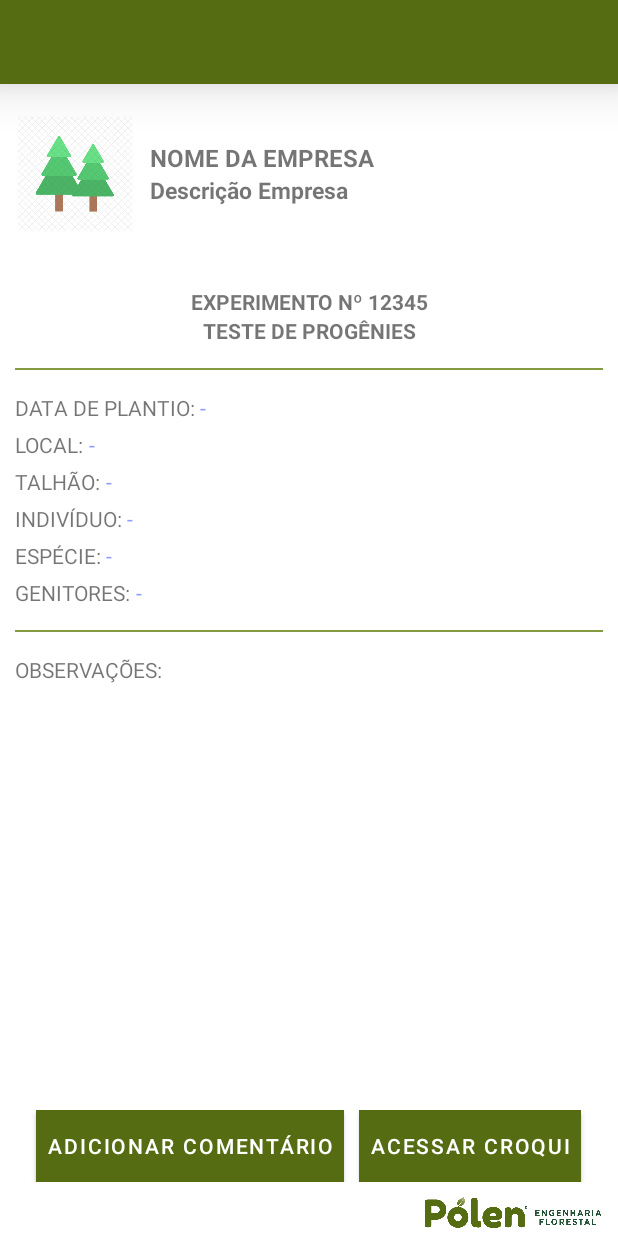
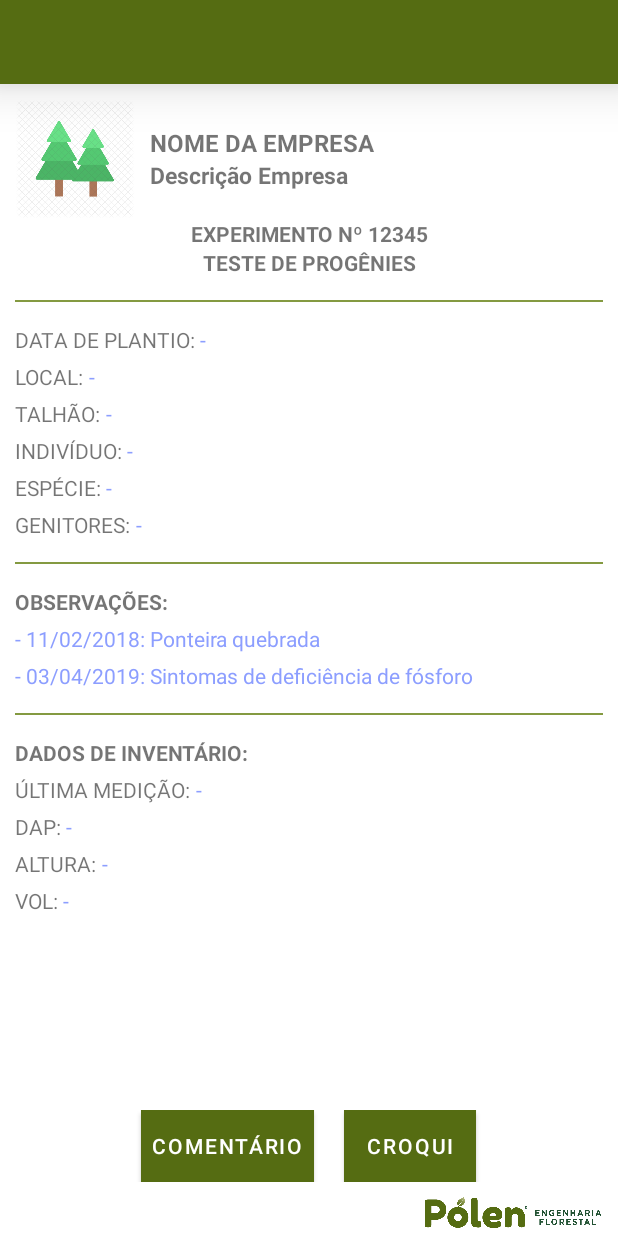
Before and after one commit to tideeh/QR_Code_Polen, an Android app: the layout activity_exibe_arvore.xml on its own in the app's theme, with its tools: preview values and no code run, on a phone screen of 412 x 824 dp. Run offline under Robolectric (Android 15) with nearby library versions, the phone set to English and light mode, and no system bars.

Commit message:
ajustes na tela exibe arvore

```diff
--- a/app/src/main/java/br/com/polenflorestal/qrcodepolen/SplashScreenActivity.kt
+++ b/app/src/main/java/br/com/polenflorestal/qrcodepolen/SplashScreenActivity.kt
@@ -27,7 +27,7 @@ class SplashScreenActivity : AppCompatActivity() {
         checkFirstRun()
 
         DataBaseUtil.abrir(this)
-        var c : Cursor? = DataBaseUtil.buscar("Arvore", arrayOf<String>("codigo", "empresa_resgate"), "empresa_resgate = 'Cenibra'", "")
+        var c : Cursor? = DataBaseUtil.buscar("Arvore", arrayOf<String>("codigo", "local"), "local = 'Cenibra'", "")
 
         while (c?.moveToNext()!!){
             var cod : String = c.getString(0)
--- a/app/src/main/res/layout/activity_exibe_arvore.xml
+++ b/app/src/main/res/layout/activity_exibe_arvore.xml
@@ -26,7 +26,7 @@
 
             <LinearLayout
                 android:layout_width="match_parent"
-                android:layout_height="100dp"
+                android:layout_height="80dp"
                 android:orientation="horizontal">
 
                 <ImageView
@@ -66,7 +66,7 @@
             <LinearLayout
                 android:layout_width="match_parent"
                 android:layout_height="wrap_content"
-                android:layout_marginTop="25dp"
+                android:layout_marginTop="0dp"
                 android:orientation="vertical">
 
                 <TextView
@@ -249,7 +249,136 @@
                     android:layout_height="wrap_content"
                     android:gravity="start|center_vertical"
                     android:text="Observações:"
-                    android:textAllCaps="true" />
+                    android:textAllCaps="true"
+                    android:textStyle="bold" />
+
+                <TextView
+                    android:layout_marginTop="5dp"
+                    android:id="@+id/obs1"
+                    android:layout_width="wrap_content"
+                    android:layout_height="wrap_content"
+                    android:gravity="start|center_vertical"
+                    android:text="- 11/02/2018: Ponteira quebrada"
+                    android:textColor="#8C9EFF" />
+
+                <TextView
+                    android:layout_marginTop="5dp"
+                    android:id="@+id/obs2"
+                    android:layout_width="wrap_content"
+                    android:layout_height="wrap_content"
+                    android:gravity="start|center_vertical"
+                    android:text="- 03/04/2019: Sintomas de deficiência de fósforo"
+                    android:textColor="#8C9EFF" />
+
+            </LinearLayout>
+
+            <View
+                android:layout_width="match_parent"
+                android:layout_height="1dp"
+                android:layout_marginTop="15dp"
+                android:background="@color/colorPrimaryLight" />
+
+            <LinearLayout
+                android:layout_width="match_parent"
+                android:layout_height="wrap_content"
+                android:layout_marginTop="15dp"
+                android:layout_marginBottom="20dp"
+                android:orientation="vertical">
+
+                <TextView
+                    android:layout_width="wrap_content"
+                    android:layout_height="wrap_content"
+                    android:gravity="start|center_vertical"
+                    android:text="Dados de Inventário:"
+                    android:textAllCaps="true"
+                    android:textStyle="bold" />
+
+                <LinearLayout
+                    android:layout_width="match_parent"
+                    android:layout_height="wrap_content"
+                    android:layout_marginTop="5dp"
+                    android:orientation="horizontal">
+
+                    <TextView
+                        android:layout_width="wrap_content"
+                        android:layout_height="wrap_content"
+                        android:gravity="start|center_vertical"
+                        android:text="Última medição: "
+                        android:textAllCaps="true" />
+
+                    <TextView
+                        android:id="@+id/ult_medicao"
+                        android:layout_width="wrap_content"
+                        android:layout_height="wrap_content"
+                        android:gravity="start|center_vertical"
+                        android:text="-"
+                        android:textColor="#8C9EFF" />
+                </LinearLayout>
+                <LinearLayout
+                    android:layout_width="match_parent"
+                    android:layout_height="wrap_content"
+                    android:layout_marginTop="5dp"
+                    android:orientation="horizontal">
+
+                    <TextView
+                        android:layout_width="wrap_content"
+                        android:layout_height="wrap_content"
+                        android:gravity="start|center_vertical"
+                        android:text="DAP: "
+                        android:textAllCaps="true" />
+
+                    <TextView
+                        android:id="@+id/dap"
+                        android:layout_width="wrap_content"
+                        android:layout_height="wrap_content"
+                        android:gravity="start|center_vertical"
+                        android:text="-"
+                        android:textColor="#8C9EFF" />
+                </LinearLayout>
+
+                <LinearLayout
+                    android:layout_width="match_parent"
+                    android:layout_height="wrap_content"
+                    android:layout_marginTop="5dp"
+                    android:orientation="horizontal">
+
+                    <TextView
+                        android:layout_width="wrap_content"
+                        android:layout_height="wrap_content"
+                        android:gravity="start|center_vertical"
+                        android:text="Altura: "
+                        android:textAllCaps="true" />
+
+                    <TextView
+                        android:id="@+id/altura"
+                        android:layout_width="wrap_content"
+                        android:layout_height="wrap_content"
+                        android:gravity="start|center_vertical"
+                        android:text="-"
+                        android:textColor="#8C9EFF" />
+                </LinearLayout>
+
+                <LinearLayout
+                    android:layout_width="match_parent"
+                    android:layout_height="wrap_content"
+                    android:layout_marginTop="5dp"
+                    android:orientation="horizontal">
+
+                    <TextView
+                        android:layout_width="wrap_content"
+                        android:layout_height="wrap_content"
+                        android:gravity="start|center_vertical"
+                        android:text="VOL: "
+                        android:textAllCaps="true" />
+
+                    <TextView
+                        android:id="@+id/vol"
+                        android:layout_width="wrap_content"
+                        android:layout_height="wrap_content"
+                        android:gravity="start|center_vertical"
+                        android:text="-"
+                        android:textColor="#8C9EFF" />
+                </LinearLayout>
 
             </LinearLayout>
 
@@ -279,7 +408,7 @@
                 android:textColor="@android:color/white"
                 android:layout_width="wrap_content"
                 android:layout_height="wrap_content"
-                android:text="Adicionar Comentário" />
+                android:text="Comentário" />
 
             <Button
                 android:paddingStart="7dp"
@@ -288,8 +417,8 @@
                 android:textColor="@android:color/white"
                 android:layout_width="wrap_content"
                 android:layout_height="wrap_content"
-                android:layout_marginStart="10dp"
-                android:text="Acessar Croqui" />
+                android:layout_marginStart="20dp"
+                android:text="Croqui" />
         </LinearLayout>
 
         <ImageView
```
Also changed, not shown: app/src/main/java/br/com/polenflorestal/qrcodepolen/DataBaseUtil.kt (+22 -22 lines), app/src/main/java/br/com/polenflorestal/qrcodepolen/ExibeArvore.kt (+17 -1 lines), app/src/main/java/br/com/polenflorestal/qrcodepolen/ToastUtil.kt (added, +17 -0 lines).
